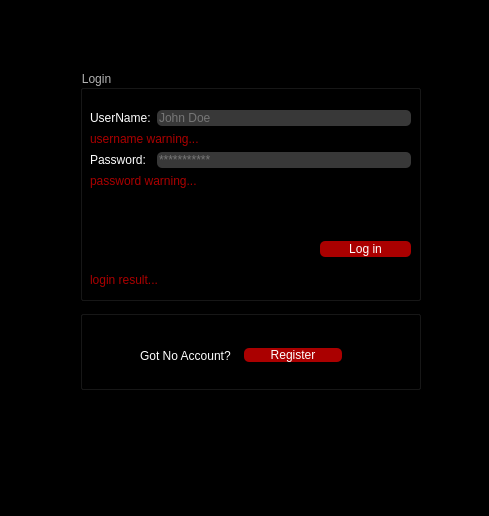
Above: loginpage.ui from borhanem/Messenger_Void_13 before the change. Below: the same form after it.
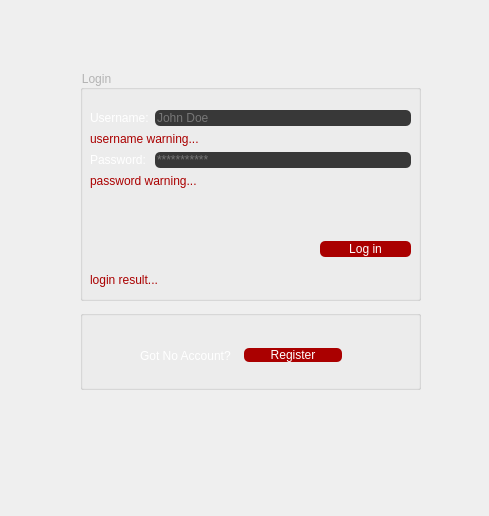
That is the form after the change.

What changed in the file:
```diff
--- a/loginpage.ui
+++ b/loginpage.ui
@@ -14,7 +14,7 @@
    <string>Form</string>
   </property>
   <property name="styleSheet">
-   <string notr="true">background-color: rgb(0, 0, 0);</string>
+   <string notr="true"/>
   </property>
   <widget class="QGroupBox" name="groupBox">
    <property name="geometry">
@@ -65,7 +65,7 @@
         <string notr="true">color: rgb(255, 255, 255);</string>
        </property>
        <property name="text">
-        <string>UserName:</string>
+        <string>Username:</string>
        </property>
       </widget>
      </item>
```
